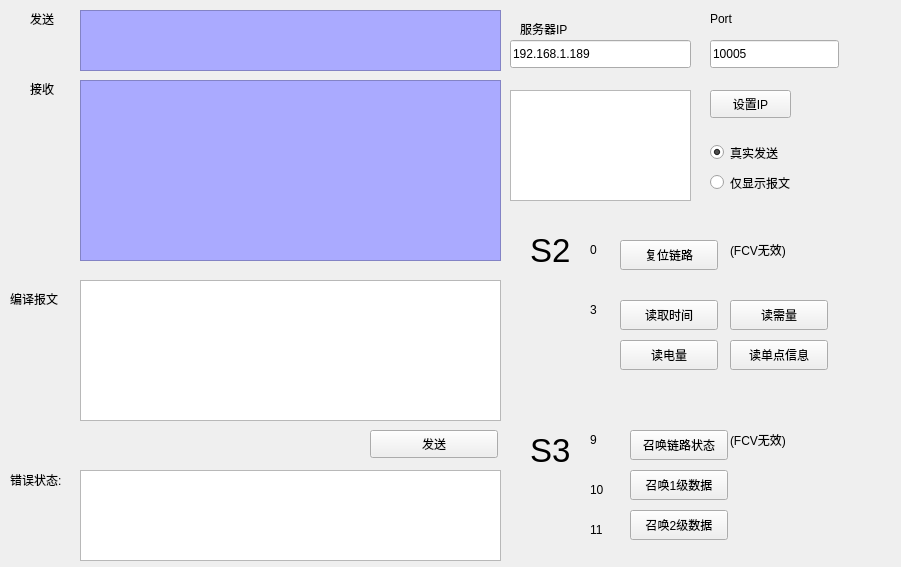
The window that Client/widget.ui (robbiesky/qt_tcp_client_server) describes before a commit, drawn with Qt 5.
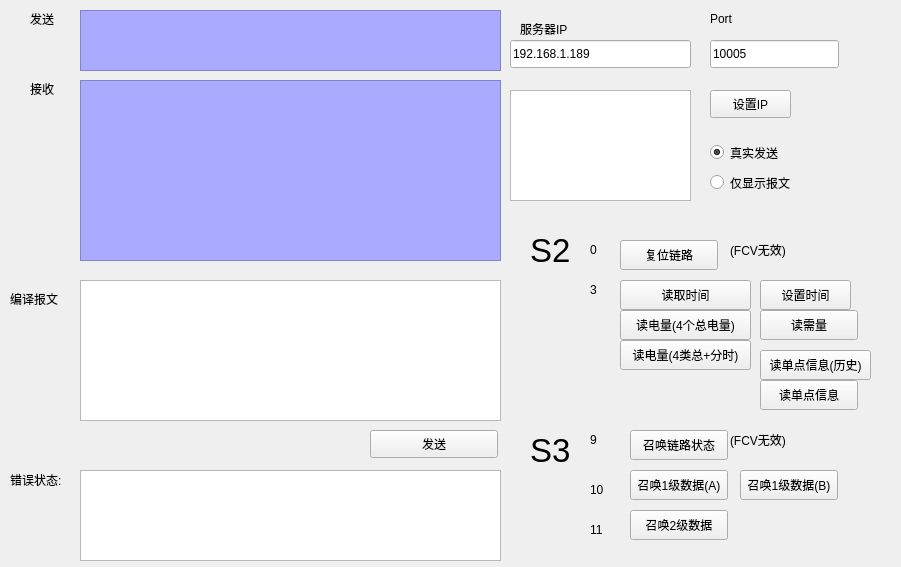
The same window after the commit. Icons and pictures are not drawn.

Patch:
```diff
--- a/Client/widget.ui
+++ b/Client/widget.ui
@@ -265,7 +265,7 @@
     </rect>
    </property>
    <property name="text">
-    <string>召唤1级数据</string>
+    <string>召唤1级数据(A)</string>
    </property>
   </widget>
   <widget class="QPushButton" name="btnCall2">
@@ -394,20 +394,20 @@
    <property name="geometry">
     <rect>
      <x>620</x>
-     <y>340</y>
-     <width>98</width>
+     <y>310</y>
+     <width>131</width>
      <height>30</height>
     </rect>
    </property>
    <property name="text">
-    <string>读电量</string>
+    <string>读电量(4个总电量)</string>
    </property>
   </widget>
   <widget class="QLabel" name="label_5">
    <property name="geometry">
     <rect>
      <x>590</x>
-     <y>300</y>
+     <y>280</y>
      <width>16</width>
      <height>20</height>
     </rect>
@@ -419,8 +419,8 @@
   <widget class="QPushButton" name="btnXL">
    <property name="geometry">
     <rect>
-     <x>730</x>
-     <y>300</y>
+     <x>760</x>
+     <y>310</y>
      <width>98</width>
      <height>30</height>
     </rect>
@@ -433,8 +433,8 @@
    <property name="geometry">
     <rect>
      <x>620</x>
-     <y>300</y>
-     <width>98</width>
+     <y>280</y>
+     <width>131</width>
      <height>30</height>
     </rect>
    </property>
@@ -518,8 +518,60 @@
   <widget class="QPushButton" name="btnSP_2">
    <property name="geometry">
     <rect>
-     <x>730</x>
+     <x>760</x>
+     <y>350</y>
+     <width>111</width>
+     <height>30</height>
+    </rect>
+   </property>
+   <property name="text">
+    <string>读单点信息(历史)</string>
+   </property>
+  </widget>
+  <widget class="QPushButton" name="btnCall1_2">
+   <property name="geometry">
+    <rect>
+     <x>740</x>
+     <y>470</y>
+     <width>98</width>
+     <height>30</height>
+    </rect>
+   </property>
+   <property name="text">
+    <string>召唤1级数据(B)</string>
+   </property>
+  </widget>
+  <widget class="QPushButton" name="btnReadTI_all">
+   <property name="geometry">
+    <rect>
+     <x>620</x>
      <y>340</y>
+     <width>131</width>
+     <height>30</height>
+    </rect>
+   </property>
+   <property name="text">
+    <string>读电量(4类总+分时)</string>
+   </property>
+  </widget>
+  <widget class="QPushButton" name="btnSynTime">
+   <property name="geometry">
+    <rect>
+     <x>760</x>
+     <y>280</y>
+     <width>91</width>
+     <height>30</height>
+    </rect>
+   </property>
+   <property name="text">
+    <string>设置时间</string>
+   </property>
+  </widget>
+  <widget class="QPushButton" name="btnSP_TA">
+   <property name="geometry">
+    <rect>
+     <x>760</x>
+     <y>380</y>
      <width>98</width>
      <height>30</height>
     </rect>
```
